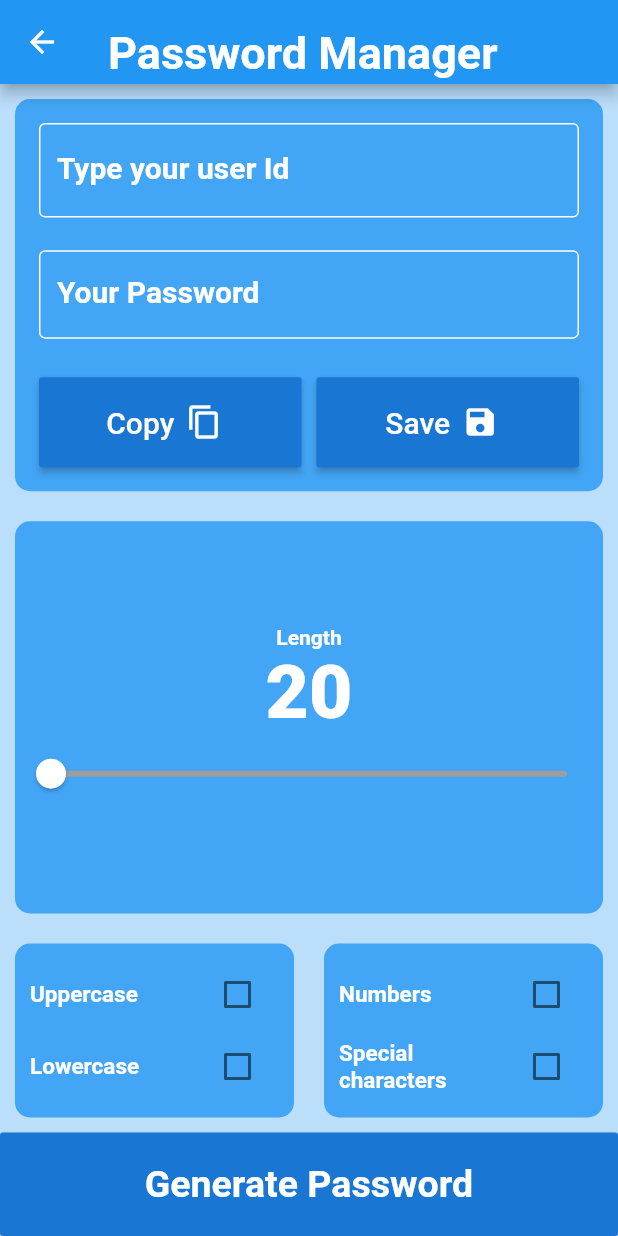
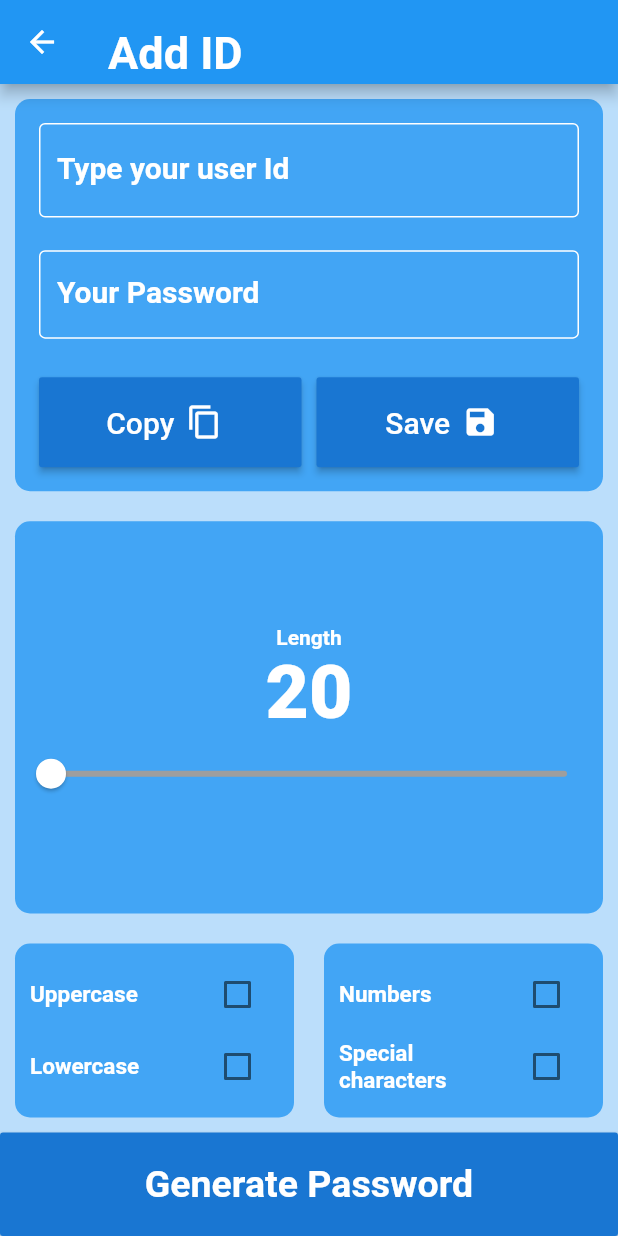
Before and after one commit to DeveloperSaikat/PassBook, a Flutter app: the screen it shows after launch, after a tap on the "add" icon, on a phone screen of 412 x 824 dp. Run offline on Flutter 3.47's test engine with Material 2 defaults, Android fonts, the phone set to English and light mode, and no system bars; our stand-ins replace flutter_secure_storage, rflutter_alert; Roboto replaces fonts that are missing (Arial Black).

Commit message:
Appbar modified

```diff
--- a/lib/home_page.dart
+++ b/lib/home_page.dart
@@ -74,7 +74,7 @@ class _HomePageState extends State<HomePage> {
     return MaterialApp(
       home: Scaffold(
         appBar: AppBar(
-          title: Text('Home Screen',
+          title: Text('Password Manager',
             style: TextStyle(fontWeight: FontWeight.bold,
                 height: 2, fontSize: 30,
                 fontFamily: 'Arial Black'),
--- a/lib/pass_gen.dart
+++ b/lib/pass_gen.dart
@@ -114,7 +114,7 @@ class _PasswordGeneratorState extends State<PasswordGenerator> {
         backgroundColor: Colors.blue[100],
         appBar: AppBar(
             automaticallyImplyLeading: true,
-            title: Text('Password Manager',
+            title: Text('Add ID',
               style: TextStyle(fontWeight: FontWeight.bold,
                   height: 2, fontSize: 30,
                   fontFamily: 'Arial Black'),
```
